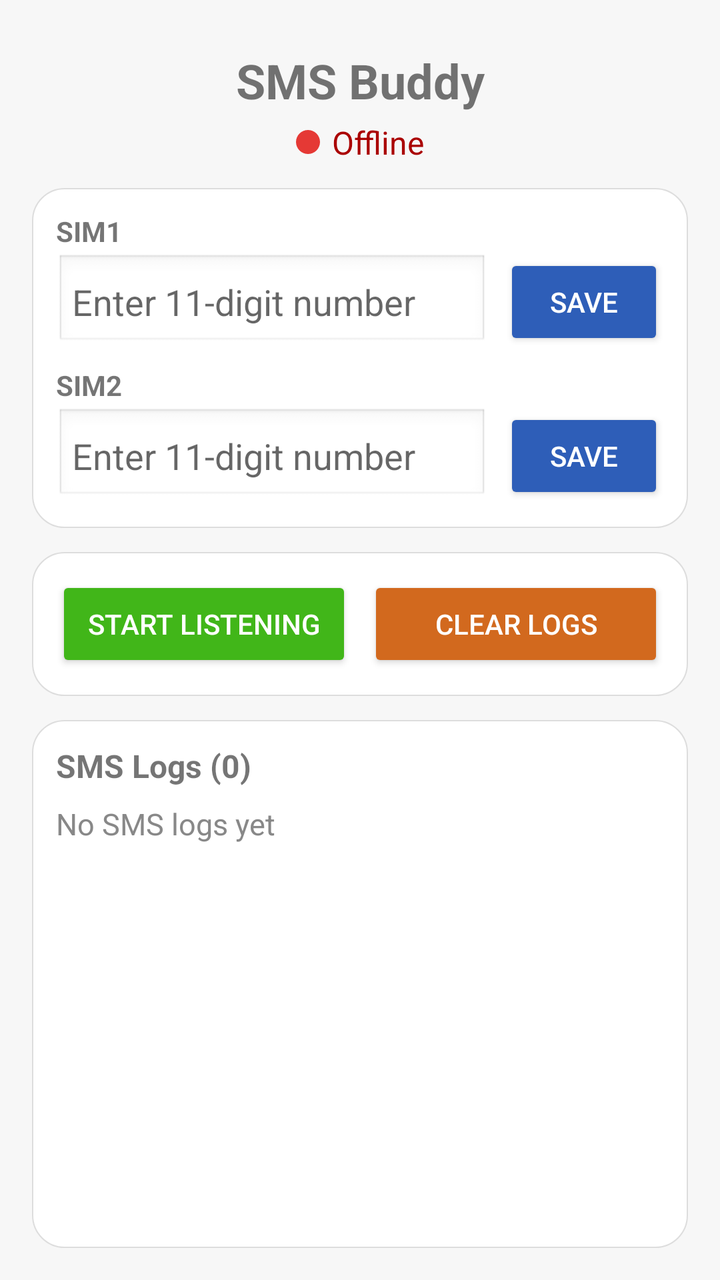
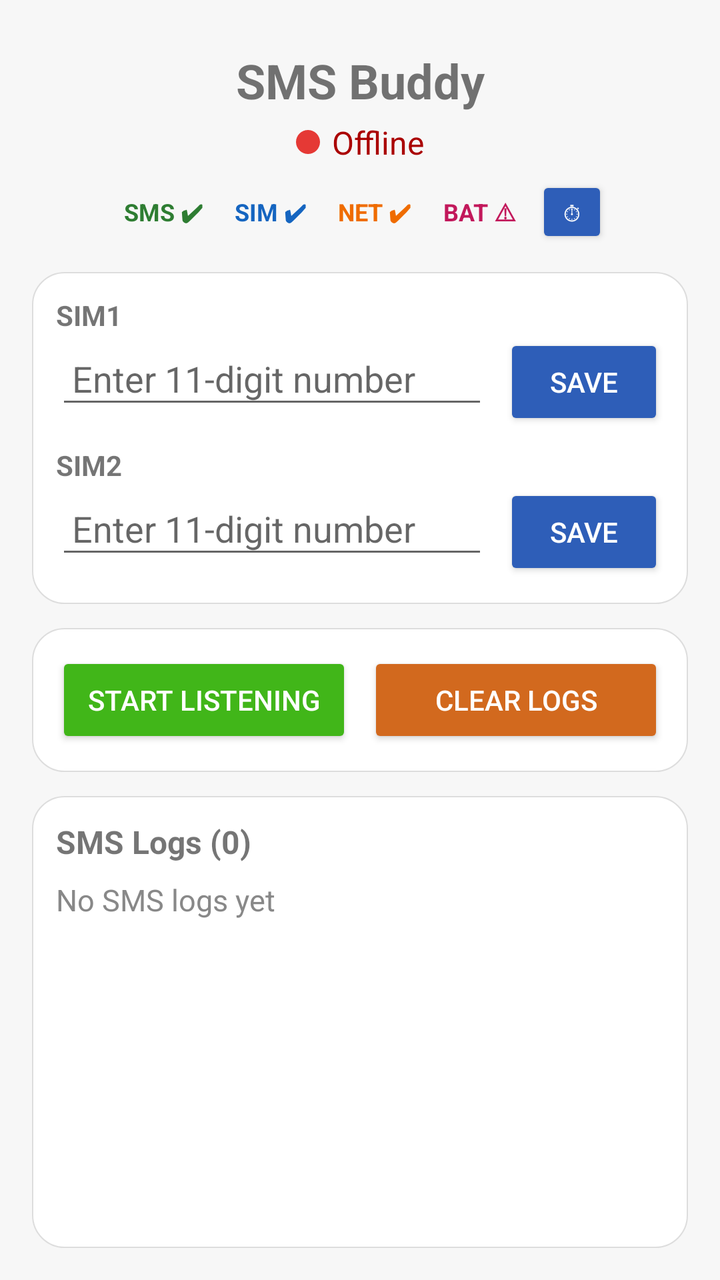

An Android layout rendered at two revisions. The XML below is the earlier revision; the diff shows what the commit changed to produce the second picture.
<!-- AndroidManifest.xml: activity theme Theme.SMSViewer -->
<!-- res/layout/activity_main.xml -->
<?xml version="1.0" encoding="utf-8"?>
<LinearLayout
    xmlns:android="http://schemas.android.com/apk/res/android"
    android:layout_width="match_parent"
    android:layout_height="match_parent"
    android:orientation="vertical"
    android:padding="16dp"
    android:background="#F7F7F7">

    
    <TextView
        android:id="@+id/title"
        android:layout_width="match_parent"
        android:layout_height="wrap_content"
        android:text="SMS Buddy"
        android:textSize="24sp"
        android:textStyle="bold"
        android:gravity="center"
        android:layout_marginTop="8dp"
        android:layout_marginBottom="0dp"/>

    
    <LinearLayout
        android:id="@+id/statusLayout"
        android:layout_width="wrap_content"
        android:layout_height="wrap_content"
        android:layout_gravity="center"
        android:orientation="horizontal"
        android:layout_marginTop="4dp"
        android:layout_marginBottom="12dp"
        android:gravity="center_vertical">

        <View
            android:id="@+id/statusDot"
            android:layout_width="12dp"
            android:layout_height="12dp"
            android:background="@drawable/dot_red"
            android:layout_marginEnd="6dp"/>

        <TextView
            android:id="@+id/statusText"
            android:layout_width="wrap_content"
            android:layout_height="wrap_content"
            android:text="Offline"
            android:textSize="16sp"
            android:textColor="#AA0000"/>
    </LinearLayout>

    
    <LinearLayout
        android:layout_width="match_parent"
        android:layout_height="wrap_content"
        android:orientation="vertical"
        android:background="@drawable/card_bg"
        android:padding="12dp"
        android:layout_marginBottom="12dp">

        <TextView
            android:layout_width="wrap_content"
            android:layout_height="wrap_content"
            android:text="SIM1"
            android:textStyle="bold"
            android:layout_marginTop="0dp"
            android:layout_marginBottom="2dp"/>

        <LinearLayout
            android:layout_width="match_parent"
            android:layout_height="wrap_content"
            android:orientation="horizontal"
            android:gravity="center_vertical"
            android:layout_marginBottom="8dp">

            <EditText
                android:id="@+id/sim1Number"
                android:layout_width="0dp"
                android:layout_height="wrap_content"
                android:layout_weight="1"
                android:hint="Enter 11-digit number"
                android:inputType="phone"
                android:maxLength="11"
                android:background="@android:drawable/edit_text"
                android:padding="8dp"/>

            <Button
                android:id="@+id/sim1SaveBtn"
                android:layout_width="80dp"
                android:layout_height="wrap_content"
                android:text="Save"
                android:layout_marginStart="8dp"
                android:backgroundTint="#2E5EB8"
                android:textColor="@android:color/white"/>
        </LinearLayout>

        <TextView
            android:layout_width="wrap_content"
            android:layout_height="wrap_content"
            android:text="SIM2"
            android:textStyle="bold"
            android:layout_marginTop="0dp"
            android:layout_marginBottom="2dp"/>

        <LinearLayout
            android:layout_width="match_parent"
            android:layout_height="wrap_content"
            android:orientation="horizontal"
            android:gravity="center_vertical"
            android:layout_marginBottom="0dp">

            <EditText
                android:id="@+id/sim2Number"
                android:layout_width="0dp"
                android:layout_height="wrap_content"
                android:layout_weight="1"
                android:hint="Enter 11-digit number"
                android:inputType="phone"
                android:maxLength="11"
                android:background="@android:drawable/edit_text"
                android:padding="8dp"/>

            <Button
                android:id="@+id/sim2SaveBtn"
                android:layout_width="80dp"
                android:layout_height="wrap_content"
                android:text="Save"
                android:layout_marginStart="8dp"
                android:backgroundTint="#2E5EB8"
                android:textColor="@android:color/white"/>
        </LinearLayout>
    </LinearLayout>

    
    <LinearLayout
        android:layout_width="match_parent"
        android:layout_height="wrap_content"
        android:orientation="horizontal"
        android:gravity="center"
        android:background="@drawable/card_bg"
        android:padding="12dp"
        android:layout_marginBottom="12dp">

        <Button
            android:id="@+id/listenBtn"
            android:layout_width="0dp"
            android:layout_height="wrap_content"
            android:layout_weight="1"
            android:text="Start Listening"
            android:backgroundTint="#41B619"
            android:textColor="@android:color/white"
            android:layout_marginEnd="8dp"/>

        <Button
            android:id="@+id/clearLogsBtn"
            android:layout_width="0dp"
            android:layout_height="wrap_content"
            android:layout_weight="1"
            android:text="Clear Logs"
            android:backgroundTint="#D2691E"
            android:textColor="@android:color/white"/>
    </LinearLayout>

    
    <LinearLayout
        android:layout_width="match_parent"
        android:layout_height="0dp"
        android:layout_weight="1"
        android:orientation="vertical"
        android:background="@drawable/card_bg"
        android:padding="12dp"
        android:layout_marginBottom="0dp">

        <TextView
            android:id="@+id/smsLogTitle"
            android:layout_width="wrap_content"
            android:layout_height="wrap_content"
            android:text="SMS Logs (0)"
            android:textStyle="bold"
            android:textSize="16sp"/>

        <ScrollView
            android:layout_width="match_parent"
            android:layout_height="0dp"
            android:layout_weight="1"
            android:paddingTop="8dp">

            <TextView
                android:id="@+id/smsLog"
                android:layout_width="match_parent"
                android:layout_height="wrap_content"
                android:text="No SMS logs yet"
                android:textSize="15sp"
                android:textColor="#888888"/>
        </ScrollView>
    </LinearLayout>
</LinearLayout>
<!-- resources referenced by this layout -->
<resources>
  <!-- drawable card_bg (drawable) -->
  <shape xmlns:android="http://schemas.android.com/apk/res/android" android:shape="rectangle">
      <solid android:color="#FFFFFF"/>
      <corners android:radius="16dp"/>
      <stroke android:width="0.5dp" android:color="#DDDDDD"/>
  </shape>
  <!-- drawable dot_red (drawable) -->
  <shape xmlns:android="http://schemas.android.com/apk/res/android" android:shape="oval">
      <solid android:color="#E53935"/>
  </shape>
  <style name="Theme.SMSViewer" parent="Theme.AppCompat.Light.DarkActionBar">
          <item name="colorPrimary">@color/primary</item>
          <item name="colorAccent">@color/secondary</item>
          <item name="android:statusBarColor">@color/primary</item>
      </style>
  <color name="primary">#6200EE</color>
  <color name="secondary">#03DAC5</color>
</resources>

<!-- the commit's change to res/layout/activity_main.xml (unified diff, before → after) -->
@@ -1,74 +1,138 @@
 <?xml version="1.0" encoding="utf-8"?>
-<LinearLayout
-    xmlns:android="http://schemas.android.com/apk/res/android"
+<LinearLayout xmlns:android="http://schemas.android.com/apk/res/android"
     android:layout_width="match_parent"
     android:layout_height="match_parent"
+    android:background="#F7F7F7"
     android:orientation="vertical"
-    android:padding="16dp"
-    android:background="#F7F7F7">
-
-    
+    android:padding="16dp">
+
     <TextView
         android:id="@+id/title"
         android:layout_width="match_parent"
         android:layout_height="wrap_content"
+        android:layout_marginTop="8dp"
+        android:gravity="center"
         android:text="SMS Buddy"
         android:textSize="24sp"
-        android:textStyle="bold"
-        android:gravity="center"
-        android:layout_marginTop="8dp"
-        android:layout_marginBottom="0dp"/>
-
-    
+        android:textStyle="bold" />
+
     <LinearLayout
         android:id="@+id/statusLayout"
         android:layout_width="wrap_content"
         android:layout_height="wrap_content"
         android:layout_gravity="center"
-        android:orientation="horizontal"
         android:layout_marginTop="4dp"
-        android:layout_marginBottom="12dp"
-        android:gravity="center_vertical">
+        android:layout_marginBottom="6dp"
+        android:gravity="center_vertical"
+        android:orientation="horizontal">
 
         <View
             android:id="@+id/statusDot"
             android:layout_width="12dp"
             android:layout_height="12dp"
-            android:background="@drawable/dot_red"
-            android:layout_marginEnd="6dp"/>
+            android:layout_marginEnd="6dp"
+            android:background="@drawable/dot_red" />
 
         <TextView
             android:id="@+id/statusText"
             android:layout_width="wrap_content"
             android:layout_height="wrap_content"
             android:text="Offline"
-            android:textSize="16sp"
-            android:textColor="#AA0000"/>
-    </LinearLayout>
-
-    
-    <LinearLayout
-        android:layout_width="match_parent"
-        android:layout_height="wrap_content"
+            android:textColor="#AA0000"
+            android:textSize="16sp" />
+    </LinearLayout>
+
+    <LinearLayout
+        android:id="@+id/permissionIndicators"
+        android:layout_width="wrap_content"
+        android:layout_height="wrap_content"
+        android:layout_gravity="center"
+        android:layout_marginBottom="12dp"
+        android:gravity="center_vertical"
+        android:orientation="horizontal">
+
+        <TextView
+            android:id="@+id/permSms"
+            android:layout_width="wrap_content"
+            android:layout_height="wrap_content"
+            android:layout_marginEnd="4dp"
+            android:backgroundTint="#E8F5E9"
+            android:padding="6dp"
+            android:text="SMS ✔"
+            android:textColor="#2E7D32"
+            android:textSize="12sp"
+            android:textStyle="bold" />
+
+        <TextView
+            android:id="@+id/permSim"
+            android:layout_width="wrap_content"
+            android:layout_height="wrap_content"
+            android:layout_marginEnd="4dp"
+            android:backgroundTint="#E3F2FD"
+            android:padding="6dp"
+            android:text="SIM ✔"
+            android:textColor="#1565C0"
+            android:textSize="12sp"
+            android:textStyle="bold" />
+
+        <TextView
+            android:id="@+id/permNet"
+            android:layout_width="wrap_content"
+            android:layout_height="wrap_content"
+            android:layout_marginEnd="4dp"
+            android:backgroundTint="#FFF3E0"
+            android:padding="6dp"
+            android:text="NET ✔"
+            android:textColor="#EF6C00"
+            android:textSize="12sp"
+            android:textStyle="bold" />
+
+        <TextView
+            android:id="@+id/permBattery"
+            android:layout_width="wrap_content"
+            android:layout_height="wrap_content"
+            android:layout_marginEnd="4dp"
+            android:clickable="true"
+            android:focusable="true"
+            android:backgroundTint="#FCE4EC"
+            android:padding="6dp"
+            android:text="BAT ⚠"
+            android:textColor="#C2185B"
+            android:textSize="12sp"
+            android:textStyle="bold" />
+
+        <Button
+            android:id="@+id/screenBtn"
+            android:layout_width="36dp"
+            android:layout_height="36dp"
+            android:minWidth="0dp"
+            android:minHeight="0dp"
+            android:backgroundTint="#2E5EB8"
+            android:padding="0dp"
+            android:text="⏱"
+            android:textColor="@android:color/white"
+            android:textSize="12sp" />
+    </LinearLayout>
+
+    <LinearLayout
+        android:layout_width="match_parent"
+        android:layout_height="wrap_content"
+        android:layout_marginBottom="12dp"
+        android:background="@drawable/card_bg"
         android:orientation="vertical"
-        android:background="@drawable/card_bg"
-        android:padding="12dp"
-        android:layout_marginBottom="12dp">
+        android:padding="12dp">
 
         <TextView
             android:layout_width="wrap_content"
             android:layout_height="wrap_content"
             android:text="SIM1"
-            android:textStyle="bold"
-            android:layout_marginTop="0dp"
-            android:layout_marginBottom="2dp"/>
+            android:textStyle="bold" />
 
         <LinearLayout
             android:layout_width="match_parent"
             android:layout_height="wrap_content"
-            android:orientation="horizontal"
-            android:gravity="center_vertical"
-            android:layout_marginBottom="8dp">
+            android:layout_marginBottom="8dp"
+            android:orientation="horizontal">
 
             <EditText
                 android:id="@+id/sim1Number"
@@ -78,33 +142,28 @@
                 android:hint="Enter 11-digit number"
                 android:inputType="phone"
                 android:maxLength="11"
-                android:background="@android:drawable/edit_text"
-                android:padding="8dp"/>
+                android:padding="8dp" />
 
             <Button
                 android:id="@+id/sim1SaveBtn"
                 android:layout_width="80dp"
                 android:layout_height="wrap_content"
-                android:text="Save"
                 android:layout_marginStart="8dp"
                 android:backgroundTint="#2E5EB8"
-                android:textColor="@android:color/white"/>
+                android:text="Save"
+                android:textColor="@android:color/white" />
         </LinearLayout>
 
         <TextView
             android:layout_width="wrap_content"
             android:layout_height="wrap_content"
             android:text="SIM2"
-            android:textStyle="bold"
-            android:layout_marginTop="0dp"
-            android:layout_marginBottom="2dp"/>
+            android:textStyle="bold" />
 
         <LinearLayout
             android:layout_width="match_parent"
             android:layout_height="wrap_content"
-            android:orientation="horizontal"
-            android:gravity="center_vertical"
-            android:layout_marginBottom="0dp">
+            android:orientation="horizontal">
 
             <EditText
                 android:id="@+id/sim2Number"
@@ -114,67 +173,62 @@
                 android:hint="Enter 11-digit number"
                 android:inputType="phone"
                 android:maxLength="11"
-                android:background="@android:drawable/edit_text"
-                android:padding="8dp"/>
+                android:padding="8dp" />
 
             <Button
                 android:id="@+id/sim2SaveBtn"
                 android:layout_width="80dp"
                 android:layout_height="wrap_content"
-                android:text="Save"
                 android:layout_marginStart="8dp"
                 android:backgroundTint="#2E5EB8"
-                android:textColor="@android:color/white"/>
+                android:text="Save"
+                android:textColor="@android:color/white" />
         </LinearLayout>
     </LinearLayout>
 
-    
-    <LinearLayout
-        android:layout_width="match_parent"
-        android:layout_height="wrap_content"
+    <LinearLayout
+        android:layout_width="match_parent"
+        android:layout_height="wrap_content"
+        android:layout_marginBottom="12dp"
+        android:background="@drawable/card_bg"
         android:orientation="horizontal"
-        android:gravity="center"
-        android:background="@drawable/card_bg"
-        android:padding="12dp"
-        android:layout_marginBottom="12dp">
+        android:padding="12dp">
 
         <Button
             android:id="@+id/listenBtn"
             android:layout_width="0dp"
             android:layout_height="wrap_content"
+            android:layout_marginEnd="8dp"
             android:layout_weight="1"
+            android:backgroundTint="#41B619"
             android:text="Start Listening"
-            android:backgroundTint="#41B619"
-            android:textColor="@android:color/white"
-            android:layout_marginEnd="8dp"/>
+            android:textColor="@android:color/white" />
 
         <Button
             android:id="@+id/clearLogsBtn"
             android:layout_width="0dp"
             android:layout_height="wrap_content"
             android:layout_weight="1"
+            android:backgroundTint="#D2691E"
             android:text="Clear Logs"
-            android:backgroundTint="#D2691E"
-            android:textColor="@android:color/white"/>
-    </LinearLayout>
-
-    
+            android:textColor="@android:color/white" />
+    </LinearLayout>
+
     <LinearLayout
         android:layout_width="match_parent"
         android:layout_height="0dp"
         android:layout_weight="1"
+        android:background="@drawable/card_bg"
         android:orientation="vertical"
-        android:background="@drawable/card_bg"
-        android:padding="12dp"
-        android:layout_marginBottom="0dp">
+        android:padding="12dp">
 
         <TextView
             android:id="@+id/smsLogTitle"
             android:layout_width="wrap_content"
             android:layout_height="wrap_content"
             android:text="SMS Logs (0)"
-            android:textStyle="bold"
-            android:textSize="16sp"/>
+            android:textSize="16sp"
+            android:textStyle="bold" />
 
         <ScrollView
             android:layout_width="match_parent"
@@ -187,8 +241,9 @@
                 android:layout_width="match_parent"
                 android:layout_height="wrap_content"
                 android:text="No SMS logs yet"
-                android:textSize="15sp"
-                android:textColor="#888888"/>
+                android:textColor="#888888"
+                android:textSize="15sp" />
         </ScrollView>
     </LinearLayout>
+
 </LinearLayout>
